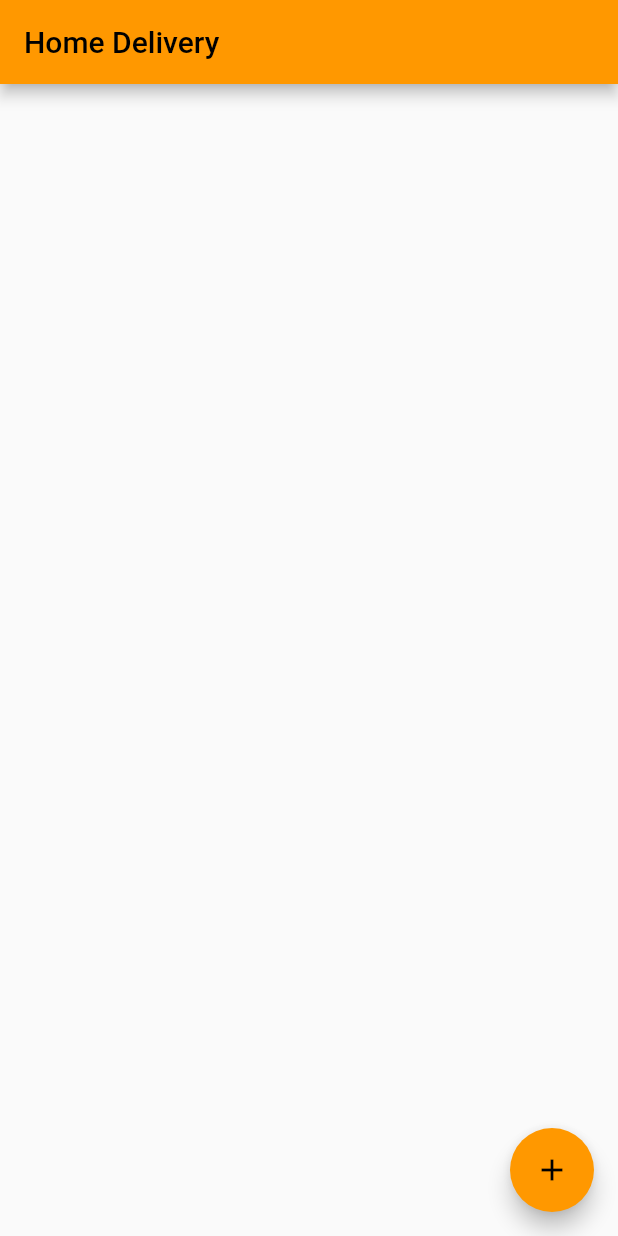
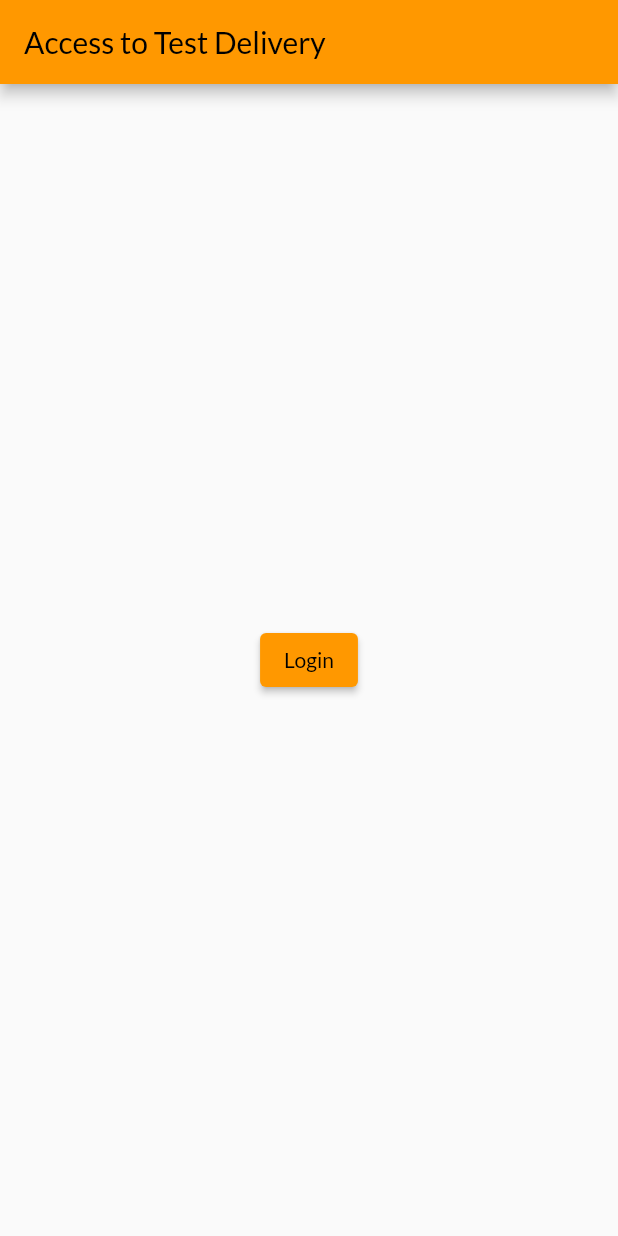
Before and after one commit to lum3ll/devappG, a Flutter app: the screen it shows after launch, on a phone screen of 412 x 824 dp. Run offline on Flutter 3.47's test engine with Material 2 defaults, Android fonts, the phone set to English and light mode, and no system bars; our stand-ins replace get, get_storage, google_fonts.

Commit message:
Enabled login and logout (with GetX)

```diff
--- /dev/null
+++ b/lib/controllers/user_controller.dart
@@ -0,0 +1,19 @@
+import 'package:get/get.dart';
+import 'package:get_storage/get_storage.dart';
+import '../models/user.dart';
+
+class UserController extends GetxController {
+  var user = User(token: '', name: '').obs;
+
+  final box = GetStorage();
+
+  void login(String token, String name) {
+    user.value = User(token: token, name: name);
+    box.write('token', token);
+  }
+
+  void logout() {
+    user.value = User(token: '', name: '');
+    box.remove('token');
+  }
+}
--- a/lib/main.dart
+++ b/lib/main.dart
@@ -1,75 +1,23 @@
-import 'package:delivery_app/controllers/delivery_controller.dart';
+import 'package:delivery_app/screens/login.dart';
 import 'package:flutter/material.dart';
 import 'package:get/get.dart';
+import 'package:google_fonts/google_fonts.dart';
 
 void main() {
-  runApp(DeliveryApp());
+  runApp(const DeliveryApp());
 }
 
 class DeliveryApp extends StatelessWidget {
+  const DeliveryApp({super.key});
+
   @override
   Widget build(BuildContext context) {
     return GetMaterialApp(
       title: 'Delivery App GetX',
+      debugShowCheckedModeBanner: false,
       theme: ThemeData(
-        primarySwatch: Colors.orange,
-      ),
-      home: HomePage(),
+          primarySwatch: Colors.orange, textTheme: GoogleFonts.latoTextTheme()),
+      home: LoginPage(),
     );
   }
 }
-
-class HomePage extends StatelessWidget {
-  final DeliveryController deliveryController = Get.put(DeliveryController());
-
-  @override
-  Widget build(BuildContext context) {
-    return Scaffold(
-      appBar: AppBar(title: const Text('Home Delivery')),
-      body: Obx(
-        () => ListView.builder(
-          itemCount: deliveryController.deliveryList.length,
-          itemBuilder: (_, index) {
-            return ListTile(
-              title: Text(deliveryController.deliveryList[index]),
-              trailing: ElevatedButton(
-                child: const Icon(Icons.remove),
-                onPressed: () {
-                  deliveryController
-                      .delDelivery(deliveryController.deliveryList[index]);
-                },
-              ),
-            );
-          },
-        ),
-      ),
-      floatingActionButton: FloatingActionButton(
-        child: const Icon(Icons.add),
-        onPressed: () {
-          int deliveryNumber = deliveryController.deliveryList.length + 1;
-          deliveryController.addDelivery('Delivery $deliveryNumber');
-        },
-      ),
-      // bottomNavigationBar: Padding(
-      //   padding: const EdgeInsets.all(8.0),
-      //   child: Row(
-      //     mainAxisAlignment: MainAxisAlignment.spaceAround,
-      //     children: [
-      //       ElevatedButton(
-      //         onPressed: () {
-      //           // Your action for first button
-      //         },
-      //         child: Text('Button 1'),
-      //       ),
-      //       ElevatedButton(
-      //         onPressed: () {
-      //           // Your action for second button
-      //         },
-      //         child: Text('Button 2'),
-      //       ),
-      //     ],
-      //   ),
-      // ),
-    );
-  }
-}
--- /dev/null
+++ b/lib/models/user.dart
@@ -0,0 +1,6 @@
+class User {
+  String token;
+  String name;
+
+  User({required this.token, required this.name});
+}
--- /dev/null
+++ b/lib/screens/login.dart
@@ -0,0 +1,28 @@
+import 'package:flutter/material.dart';
+import 'package:get/get.dart';
+
+import '../controllers/user_controller.dart';
+import 'home.dart';
+
+class LoginPage extends StatelessWidget {
+  final UserController userController = Get.put(UserController());
+
+  @override
+  Widget build(BuildContext context) {
+    return Scaffold(
+      appBar: AppBar(
+        title: const Text('Access to Test Delivery'),
+        automaticallyImplyLeading: false,
+      ),
+      body: Center(
+        child: ElevatedButton(
+          onPressed: () {
+            userController.login('T123456789', 'Luke');
+            Get.to(HomePage());
+          },
+          child: const Text('Login'),
+        ),
+      ),
+    );
+  }
+}
--- a/pubspec.yaml
+++ b/pubspec.yaml
@@ -9,8 +9,10 @@ environment:
 dependencies:
   flutter:
     sdk: flutter
-  get: ^4.3.8
+  get: ^4.6.5
+  get_storage: ^2.0.3
   cupertino_icons: ^1.0.2
+  google_fonts: ^4.0.4
 
 dev_dependencies:
   flutter_test:
```
Also changed, not shown: lib/screens/home.dart (added, +85 -0 lines), pubspec.lock, 1 other file.
